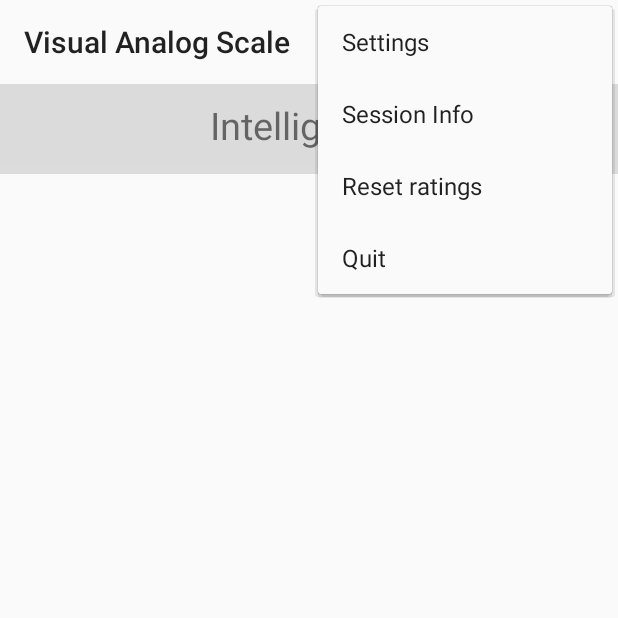
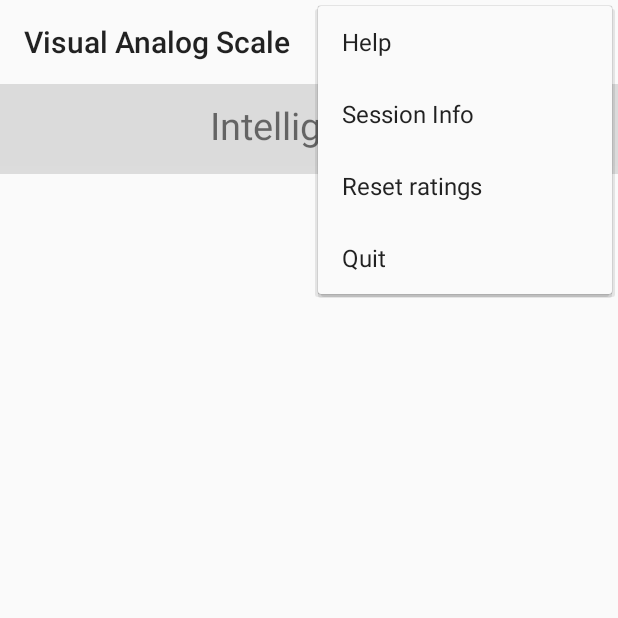
Before and after one commit to PetrKryze/VASIR, an Android app: the screen it shows after launch (MainActivity), with the options menu open, on a phone screen of 412 x 824 dp, the top half of it. Run offline under Robolectric (Android 15) with nearby library versions, the phone set to English and light mode, and no system bars; 4 statements that could not run were skipped.

Commit message:
Production 1.0 Did code analysis. Moved one image asset. Deleted unused code and files. Implemented help dialog.

```diff
--- a/app/src/main/AndroidManifest.xml
+++ b/app/src/main/AndroidManifest.xml
@@ -15,7 +15,7 @@
         android:roundIcon="@mipmap/ic_launcher_round"
         android:supportsRtl="true"
         android:theme="@style/AppTheme"
-        tools:ignore="GoogleAppIndexingWarning">
+        tools:ignore="AllowBackup,GoogleAppIndexingWarning">
         <activity android:name="com.petrkryze.vas.MainActivity"
             android:label="@string/app_name"
             android:theme="@style/main_app_style">
--- a/app/src/main/java/com/petrkryze/vas/MainActivity.java
+++ b/app/src/main/java/com/petrkryze/vas/MainActivity.java
@@ -75,7 +75,7 @@ public class MainActivity extends AppCompatActivity {
 
     private boolean initDone = false;
 
-    private View.OnClickListener playListener = new View.OnClickListener() {
+    private final View.OnClickListener playListener = new View.OnClickListener() {
         @Override
         public void onClick(View v) {
             Log.i(TAG, "onClick: BUTTON PLAY CLICKED");
@@ -91,7 +91,7 @@ public class MainActivity extends AppCompatActivity {
         }
     };
 
-    private View.OnClickListener pauseListener = new View.OnClickListener() {
+    private final View.OnClickListener pauseListener = new View.OnClickListener() {
         @Override
         public void onClick(View v) {
             Log.i(TAG, "onClick: BUTTON PAUSE CLICKED");
@@ -107,7 +107,7 @@ public class MainActivity extends AppCompatActivity {
         }
     };
 
-    private View.OnClickListener previousListener = new View.OnClickListener() {
+    private final View.OnClickListener previousListener = new View.OnClickListener() {
         @Override
         public void onClick(View v) {
             Log.i(TAG, "onClick: BUTTON PREVIOUS CLICKED");
@@ -119,7 +119,7 @@ public class MainActivity extends AppCompatActivity {
         }
     };
 
-    private View.OnClickListener nextListener = new View.OnClickListener() {
+    private final View.OnClickListener nextListener = new View.OnClickListener() {
         @Override
         public void onClick(View v) {
             Log.i(TAG, "onClick: BUTTON NEXT CLICKED");
@@ -131,7 +131,7 @@ public class MainActivity extends AppCompatActivity {
         }
     };
 
-    private SeekBar.OnSeekBarChangeListener ratingBarListener = new SeekBar.OnSeekBarChangeListener() {
+    private final SeekBar.OnSeekBarChangeListener ratingBarListener = new SeekBar.OnSeekBarChangeListener() {
         @Override
         public void onProgressChanged(SeekBar seekBar, int progress, boolean fromUser) {
 //            vibrator.vibrate(30);
@@ -160,7 +160,7 @@ public class MainActivity extends AppCompatActivity {
     };
 
     private boolean isTouchingSeekBar = false; // Prevents automatic seek bar UI change while touching
-    private SeekBar.OnSeekBarChangeListener progressBarListener = new SeekBar.OnSeekBarChangeListener() {
+    private final SeekBar.OnSeekBarChangeListener progressBarListener = new SeekBar.OnSeekBarChangeListener() {
         @Override
         public void onProgressChanged(SeekBar seekBar, int progress, boolean fromUser) {
         }
@@ -187,7 +187,7 @@ public class MainActivity extends AppCompatActivity {
     private boolean isOverFlowOpen = false;
     private int toolbarHeight;
     private int TOOLBAR_DELAY;
-    private Runnable hideToolbar = new Runnable() {
+    private final Runnable hideToolbar = new Runnable() {
         @Override
         public void run() {
             final ActionBar actionBar = getSupportActionBar();
@@ -315,7 +315,7 @@ public class MainActivity extends AppCompatActivity {
                     }
                 }).create();
         welcome_dialog.setCanceledOnTouchOutside(false);
-        welcome_dialog.setIcon(getDrawable(R.drawable.symbol_cvut_plna_verze));
+        welcome_dialog.setIcon(getDrawable(R.mipmap.symbol_cvut_plna_verze));
         welcome_dialog.show();
     }
 
@@ -590,10 +590,14 @@ public class MainActivity extends AppCompatActivity {
     @Override
     public boolean onOptionsItemSelected(@NonNull MenuItem item) {
         switch (item.getItemId()) {
-            case R.id.action_settings:
-                // TODO Implement settings
-                // TODO Change language CS/EN, maybe more?
-                Toast.makeText(this, getString(R.string.not_implemented), Toast.LENGTH_SHORT).show();
+            case R.id.action_help:
+                AlertDialog help_dialog = new AlertDialog.Builder(MainActivity.this)
+                        .setMessage(getString(R.string.help_message))
+                        .setTitle(getString(R.string.help))
+                        .setPositiveButton(R.string.ok, null)
+                        .create();
+                help_dialog.setIcon(getDrawable(android.R.drawable.ic_menu_help));
+                help_dialog.show();
                 return true;
             case R.id.action_show_session_info:
                 String message = getString(R.string.session_info_message,
--- a/app/src/main/java/com/petrkryze/vas/Player.java
+++ b/app/src/main/java/com/petrkryze/vas/Player.java
@@ -17,15 +17,15 @@ import java.io.IOException;
 class Player {
 
     private MediaPlayer mediaPlayer;
-    private AudioManager audioManager;
+    private final AudioManager audioManager;
 
     private Recording recording = null;
-    private PlayerListener listener;
+    private final PlayerListener listener;
 
     private boolean isPrepared = false;
     private boolean isSeeking = false;
 
-    private Handler handler;
+    private final Handler handler;
     private int lastTick = 0;
     private final Runnable tick = new Runnable() {
         @Override
@@ -45,7 +45,7 @@ class Player {
         }
     };
 
-    private final String TAG = "Player";
+    // private final String TAG = "Player";
 
     public interface PlayerListener {
         void onTrackPrepared(int duration);
--- a/app/src/main/java/com/petrkryze/vas/RatingManager.java
+++ b/app/src/main/java/com/petrkryze/vas/RatingManager.java
@@ -40,14 +40,14 @@ class RatingManager {
     private String generatorMessage;
     private ArrayList<Integer> lastSessionRatings;
 
-    private SharedPreferences preferences;
+    private final SharedPreferences preferences;
 
-    private int DEFAULT_VALUE_NO_KEY;
-    private String KEY_PREFERENCES_SESSION_ID;
-    private String KEY_PREFERENCES_SEED;
-    private String KEY_PREFERENCES_GENERATOR_MESSAGE;
-    private String KEY_PREFERENCES_RATINGS;
-    private String KEY_PREFERENCES_STATE;
+    private final int DEFAULT_VALUE_NO_KEY;
+    private final String KEY_PREFERENCES_SESSION_ID;
+    private final String KEY_PREFERENCES_SEED;
+    private final String KEY_PREFERENCES_GENERATOR_MESSAGE;
+    private final String KEY_PREFERENCES_RATINGS;
+    private final String KEY_PREFERENCES_STATE;
 
     private static final char separator = ';';
     private static final char headerTag = '#';
--- a/app/src/main/java/com/petrkryze/vas/Recording.java
+++ b/app/src/main/java/com/petrkryze/vas/Recording.java
@@ -23,7 +23,7 @@ class Recording {
 
     private static final String TAG = "RecordingObject";
 
-    static Comparator<Recording> recordingComparator = new Comparator<Recording>() {
+    static final Comparator<Recording> recordingComparator = new Comparator<Recording>() {
         @Override
         public int compare(Recording o1, Recording o2) {
             if (o1.getGroupType() == o2.getGroupType()) {
@@ -49,7 +49,7 @@ class Recording {
     public enum GroupType {
         DBS_OFF, DBS_130, HC;
 
-        public static GroupType getGroupFromString(String str) {
+        static GroupType getGroupFromString(String str) {
             switch (str) {
                 case "DBS_OFF": return DBS_OFF;
                 case "DBS_130": return DBS_130;
--- a/app/src/main/res/menu/toolbar_menu.xml
+++ b/app/src/main/res/menu/toolbar_menu.xml
@@ -1,8 +1,8 @@
 <?xml version="1.0" encoding="utf-8"?>
 <menu xmlns:android="http://schemas.android.com/apk/res/android"
     xmlns:app="http://schemas.android.com/apk/res-auto">
-    <item android:id="@+id/action_settings"
-        android:title="@string/action_settings"
+    <item android:id="@+id/action_help"
+        android:title="@string/action_help"
         app:showAsAction="never"/>
     <item android:id="@+id/action_show_session_info"
         android:title="@string/action_show_session_info"
--- a/app/src/main/res/values/integers.xml
+++ b/app/src/main/res/values/integers.xml
@@ -5,6 +5,6 @@
     <integer name="TOOLBAR_HIDE_DELAY_MS">2000</integer>
     <integer name="VIBRATE_BUTTON_MS">70</integer>
     <integer name="VIBRATE_RATING_BAR_START_MS">100</integer>
-    <integer name="FOLDER_PICKER_REQUEST_CODE">1</integer>
+<!--    <integer name="FOLDER_PICKER_REQUEST_CODE">1</integer>-->
     <integer name="DEFAULT_PROGRESS_CENTER">50</integer>
 </resources>
--- a/app/src/main/res/values/strings.xml
+++ b/app/src/main/res/values/strings.xml
@@ -7,19 +7,17 @@
     <string name="KEY_PREFERENCES_SESSION_ID" translatable="false">session_id</string>
     <string name="action_quit">Quit</string>
     <string name="action_reset_ratings">Reset ratings</string>
-    <string name="action_settings">Settings</string>
+    <string name="action_help">Help</string>
     <string name="action_show_session_info">Session Info</string>
     <string name="alert">Alert</string>
     <string name="button_pause_label">Pause</string>
     <string name="button_play_label">Play</string>
-    <string name="button_stop_label">Stop</string>
     <string name="cancel">Cancel</string>
     <string name="checkmark">Checkmark</string>
     <string name="close_confirm_prompt">Are you sure you want to quit\?</string>
     <string name="main_title">Intelligibility</string>
     <string name="next_track">Next</string>
     <string name="ok">OK</string>
-    <string name="placeholder">placeholder</string>
     <string name="previous_track">Previous</string>
     <string name="rating_label_highest">Perfectly Intelligible</string>
     <string name="rating_label_lowest">Completely unintelligible</string>
@@ -33,8 +31,10 @@
         Welcome to speech recordings rating using visual analog scales application.\n\n
         This application was developed for use in research and development in the department of circuit theory, faculty of electrotechnics, CTU in Prague.\n\n
         You can begin the rating process by listening to the first audio recording, after you confirm this window.\n\n
+        You can display the application toolbar by swiping down from the top of the screen.
     </string>
-    <string name="session_info_message" translatable="false">
+    <string name="session_info_message">
+        Session information (debug purpose only):\n\n
         Session ID: %s\n\n
         Generated: %s\n\n
         Seed: %s\n\n
@@ -62,4 +62,34 @@
     <string name="not_implemented">This function is not yet implemented.</string>
     <string name="KEY_PREFERENCES_STATE" translatable="false">state</string>
     <string name="all_rated">All recordings have been rated!</string>
+    <string name="help">Help</string>
+    <string name="help_message">
+        This app is used for easy subjective scoring of speech recording intelligibility by listeners.
+        Precise use of the application depends on the experiment being conducted, but the general
+        aim of the application was to subjectively rate speech deterioration in patients suffering
+        from neurodegenerative diseases.\n\n
+        Assuming you have correctly placed the speech recording files into the specified folder on the
+        phone\'s SD card (as is described in the dialog shown in case the application was not able
+        to find any data), using the app is fairly simple.\n\n
+        The application automatically randomizes the loaded recordings during the creation of a new
+        rating session (resetting the current session). The recordings are then played using the
+        provided application interface. Listener uses the \"play\" and \"pause\" buttons and the seek bar
+        to listen to the recordings, changing between them using the \"next\" and \"previous\" buttons.
+        Total recording count as well as the number of the current recording is displayed in the
+        header.\n\n
+        Recordings are rated using the Visual Analog Scale in the lower part of the screen. User simply
+        places the seek button on the desired position on the track, which represents the subjectively
+        perceived speech intelligibility of the speaker\'s voice, in range from \"completely
+        unintelligible\" (no words comprehended) to \"perfectly intelligible\" (TV reporter level).
+        The number of ratings and backward editing of the ratings are not restricted, nevertheless
+        users should be instructed to listen to the recordings twice in maximum. After a recording
+        is successfully rated, a green checkmark sign will appear.\n\n
+        A double green checkmark sign will show up after all the provided recordings have been rated,
+        along with a brief message. The ratings will be automatically saved to the application folder
+        on the phone\'s memory card while the application is closed. The rating progress in the scope
+        of one rating session is also automatically preserved in the case of closing or exiting the app,
+        right until a new session is requested by the user, or up to the occasion of a reinstall.\n\n
+        If you encounter any problems using the app, please send a mail to:\n
+        kryzepet@fel.cvut.cz
+    </string>
 </resources>
```
Also changed, not shown: app/src/main/res/drawable-v24/ic_launcher_foreground.xml (deleted, +0 -34 lines), app/src/main/res/drawable/ic_launcher_background.xml (deleted, +0 -170 lines), app/src/main/res/layout/activity_main_noactionbar.xml (deleted, +0 -200 lines), app/src/main/res/mipmap-mdpi/symbol_cvut_plna_verze.jpg (renamed from app/src/main/res/drawable/symbol_cvut_plna_verze.jpg), 1 other file.
